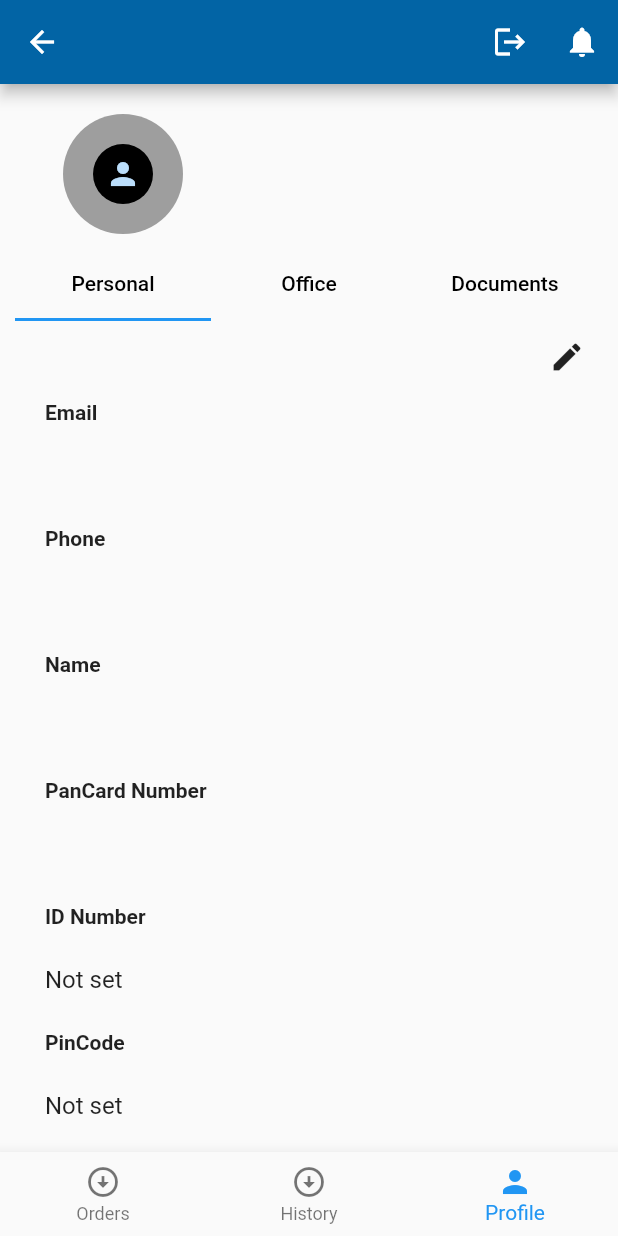
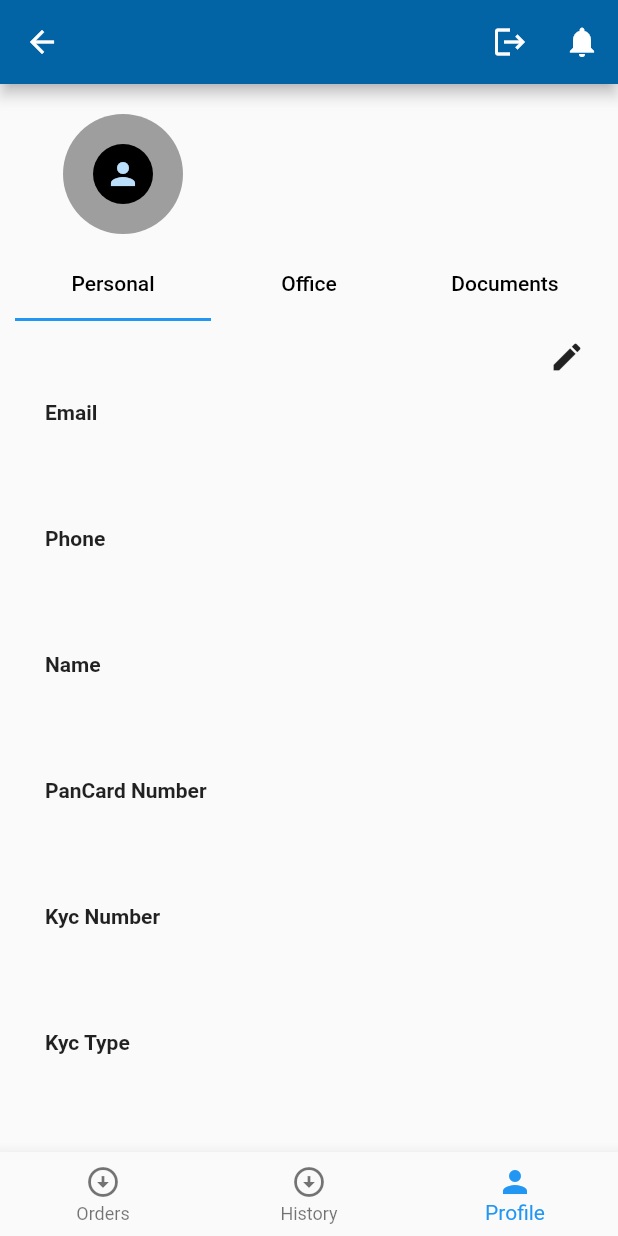
Before and after one commit to srvtechnology/Go-Party-VendorApp, a Flutter app: the Homepage screen opened by its route, item 3 of the bottom bar chosen, on a phone screen of 412 x 824 dp. Run offline on Flutter 3.47's test engine with Material 2 defaults, Android fonts, the phone set to English and light mode, and no system bars; our stand-ins replace cached_network_image, device_preview, dio, logger, otp_text_field, responsive_sizer and 1 more; missing offline and left inert: splash_view; accounts and stored records are empty; network calls fail.

Commit message:
added profile page data

```diff
--- a/lib/core/models/user.dart
+++ b/lib/core/models/user.dart
@@ -1,6 +1,13 @@
+import 'package:utsavlife/core/provider/otpProvider.dart';
+
 class UserModel {
   String id,name,email;
-  String? mobileno,country,state,city,zip;
+  // personal details
+  String? mobileno,country,landmark,state,city,zip,area,panCardNumber,callingNumber,kycNumber,gstNumber,kycType,houseNumber;
+  // office details
+  String? officeNumber, officeZip, officeArea, officeLandmark, officeState, officeCity ;
+  // Documents
+  String? panCardUrl, kycUrl, gstUrl, dlUrl,vendorUrl ;
   UserModel({
    required this.id,
    required this.name,
@@ -9,18 +16,59 @@ class UserModel {
    this.country,
     this.state,
     this.city,
-    this.zip
+    this.zip,
+    this.panCardNumber,
+    this.callingNumber,
+    this.landmark,
+    this.area,
+    this.houseNumber,
+    this.kycType,
+    this.kycNumber,
+    this.gstNumber,
+  //Office details
+    this.officeArea,
+    this.officeCity,
+    this.officeLandmark,
+    this.officeNumber,
+    this.officeState,
+    this.officeZip,
+  //Document details
+    this.panCardUrl,
+    this.gstUrl,
+    this.kycUrl,
+    this.vendorUrl,
+    this.dlUrl,
+
 });
 
   factory UserModel.fromJson(Map json){
     return UserModel(
-        id: json["id"].toString(),
-        name: json["name"].toString(),
-        email: json["email"].toString(),
-        mobileno: json["mobile"],
-        country: json["country"],
-        state: json["state"],
-        city: json["city"]
+        id: json["data"]["id"].toString(),
+        name: json["data"]["name"].toString(),
+        email: json["data"]["email"].toString(),
+        mobileno: json["data"]["mobile"],
+        country: json["data"]["country"],
+        state: json["vendor_details"]["state"],
+        city: json["vendor_details"]["city"],
+      zip: json["vendor_details"]["pin_code"],
+      landmark: json["vendor_details"]["landmark"],
+      panCardNumber: json["vendor_details"]["pan_card"],
+      callingNumber: json["vendor_details"]["calling_no"],
+      houseNumber: json["vendor_details"]["house_no"],
+      kycNumber: json["vendor_details"]["kyc_no"],
+      kycType: json["vendor_details"]["kyc_type"],
+      gstNumber: json["vendor_details"]["gst_no"],
+      officeZip: json["vendor_details"]["office_pincode"],
+      officeNumber: json["vendor_details"]["office_house_no"],
+      officeArea: json["vendor_details"]["office_area"],
+      officeLandmark: json["vendor_details"]["office_landmark"],
+      officeCity: json["vendor_details"]["office_city"],
+      officeState: json["vendor_details"]["office_state"],
+      panCardUrl: '${json["pan_image_link"]}${json["vendor_details"]["pan_image"]}',
+      gstUrl: '${json["gst_image"]}${json["vendor_details"]["gst_image"]}',
+      kycUrl: '${json["kyc_image"]}${json["vendor_details"]["kyc_image"]}',
+      vendorUrl: '${json["vendor_image"]}${json["vendor_details"]["vendor_image"]}',
+      dlUrl: '${json["dl_image"]}${json["vendor_details"]["dl_image"]}',
     );
   }
 }
--- a/lib/routes/homepage.dart
+++ b/lib/routes/homepage.dart
@@ -1,3 +1,4 @@
+import 'package:cached_network_image/cached_network_image.dart';
 import 'package:flutter/cupertino.dart';
 import 'package:flutter/material.dart';
 import 'package:logger/logger.dart';
@@ -10,6 +11,7 @@ import 'package:utsavlife/core/components/nav.dart';
 import 'package:utsavlife/core/provider/AuthProvider.dart';
 import 'package:utsavlife/core/provider/OrderProvider.dart';
 import 'package:utsavlife/routes/SingleOrder.dart';
+import 'package:utsavlife/routes/imageViewPage.dart';
 import 'package:utsavlife/routes/notifications.dart';
 
 import 'mainpage.dart';
@@ -135,12 +137,12 @@ class _ProfileState extends State<Profile> {
               });
             }, icon: Icon(Icons.edit,color: OfficeEditMode?Theme.of(context).primaryColor:null),),
           ),
-          _CustomText(context, editMode:OfficeEditMode,title: "Office Number",content: "Not set"),
-          _CustomText(context, editMode:OfficeEditMode,title: "PinCode",content: "Not set"),
-          _CustomText(context, editMode:OfficeEditMode,title: "Area",content: "Not set"),
-          _CustomText(context, editMode:OfficeEditMode,title: "Landmark",content: "Not set"),
-          _CustomText(context, editMode:OfficeEditMode,title: "State",content: auth.user!.state??"Not set"),
-          _CustomText(context, editMode:OfficeEditMode,title: "City",content: auth.user!.city??"Not set"),
+          _CustomText(context, editMode:OfficeEditMode,title: "Office Number",content: auth.user!.officeNumber ?? "Not set"),
+          _CustomText(context, editMode:OfficeEditMode,title: "PinCode",content: auth.user!.officeZip ?? "Not set"),
+          _CustomText(context, editMode:OfficeEditMode,title: "Area",content: auth.user!.officeArea ?? "Not set"),
+          _CustomText(context, editMode:OfficeEditMode,title: "Landmark",content: auth.user!.officeLandmark ?? "Not set"),
+          _CustomText(context, editMode:OfficeEditMode,title: "State",content: auth.user!.officeState??"Not set"),
+          _CustomText(context, editMode:OfficeEditMode,title: "City",content: auth.user!.officeCity??"Not set"),
           if(OfficeEditMode)
             Container(
               alignment: Alignment.center,
@@ -172,15 +174,16 @@ class _ProfileState extends State<Profile> {
           _CustomText(context, editMode:ProfileEditMode,title: "Email",content: auth.user!.email,canEdit: false),
           _CustomText(context, editMode:ProfileEditMode,title: "Phone",content: auth.user!.mobileno??"Not set",canEdit: false),
           _CustomText(context, editMode:ProfileEditMode,title: "Name",content: auth.user!.name),
-          _CustomText(context, editMode:ProfileEditMode,title: "PanCard Number",content: ""),
-          _CustomText(context, editMode:ProfileEditMode,title: "ID Number",content: "Not set"),
-          _CustomText(context, editMode:ProfileEditMode, title: "PinCode",content: "Not set"),
-          _CustomText(context, editMode:ProfileEditMode, title: "Area",content: "Not set"),
-          _CustomText(context, editMode:ProfileEditMode,title: "Landmark",content: "Not set"),
+          _CustomText(context, editMode:ProfileEditMode,title: "PanCard Number",content: auth.user!.panCardNumber??"Not set"),
+          _CustomText(context, editMode:ProfileEditMode,title: "Kyc Number",content: auth.user!.kycNumber ??"Not set"),
+          _CustomText(context, editMode:ProfileEditMode,title: "Kyc Type",content: auth.user!.kycType ?? "Not set"),
+          _CustomText(context, editMode:ProfileEditMode, title: "PinCode",content: auth.user!.zip ?? "Not set"),
+          _CustomText(context, editMode:ProfileEditMode, title: "Area",content: auth.user!.area ?? "Not set"),
+          _CustomText(context, editMode:ProfileEditMode,title: "Landmark",content: auth.user!.landmark ?? "Not set"),
           _CustomText(context, editMode:ProfileEditMode,title: "State",content: auth.user!.state??"Not set"),
           _CustomText(context, editMode:ProfileEditMode,title: "City",content: auth.user!.city??"Not set"),
-          _CustomText(context, editMode:ProfileEditMode,title: "Calling Number",content:"Not set"),
-          _CustomText(context, editMode:ProfileEditMode,title: "Gst Number",content:"Not set"),
+          _CustomText(context, editMode:ProfileEditMode,title: "Calling Number",content:auth.user!.callingNumber ?? "Not set"),
+          _CustomText(context, editMode:ProfileEditMode,title: "Gst Number",content:auth.user!.gstNumber ?? "Not set"),
           if(ProfileEditMode)
             Container(
               alignment: Alignment.center,
@@ -208,11 +211,11 @@ class _ProfileState extends State<Profile> {
               });
             }, icon: Icon(Icons.edit,color: DocumentsEditMode?Theme.of(context).primaryColor:null),),
           ),
-          _CustomImage(context, imageUrl: "", title: "Pan Card"),
-          _CustomImage(context, imageUrl: "", title: "KYC"),
-          _CustomImage(context, imageUrl: "", title: "GST"),
-          _CustomImage(context, imageUrl: "", title: "DL"),
-          _CustomImage(context, imageUrl: "", title: "Vendor"),
+          _CustomImage(context, imageUrl: auth.user!.panCardUrl??"", title: "Pan Card"),
+          _CustomImage(context, imageUrl: auth.user!.kycUrl??"", title: "KYC"),
+          _CustomImage(context, imageUrl: auth.user!.gstUrl??"", title: "GST"),
+          _CustomImage(context, imageUrl: auth.user!.dlUrl??"", title: "DL"),
+          _CustomImage(context, imageUrl: auth.user!.vendorUrl??"", title: "Vendor"),
           if(DocumentsEditMode)
             Container(
               alignment: Alignment.center,
@@ -229,16 +232,21 @@ class _ProfileState extends State<Profile> {
     );
   }
   Widget _CustomImage(BuildContext context,{required String imageUrl,required String title}){
-    return Container(
+    return GestureDetector(
+      onTap: (){
+        Navigator.push(context,MaterialPageRoute(builder: (context)=>ImageViewer(imageUrl: imageUrl)));
+      },
+      child: Container(
         height: 10.h,
         margin: EdgeInsets.symmetric(horizontal: 20,vertical: 5),
         child: Row(
           children: [
-          Expanded(child: CircleAvatar(radius: 30,)),
+            Expanded(child: CircleAvatar(radius: 30,backgroundImage: imageUrl.isEmpty?null:CachedNetworkImageProvider(imageUrl))),
             Expanded(flex: 5,child: Container(margin: EdgeInsets.symmetric(horizontal: 20),alignment: Alignment.centerLeft,child: Text(title)),),
             if(DocumentsEditMode)
             Expanded(flex: 2,child: Container(height:40,child: TextButton(onPressed: null,child: Text("Choose Image",style: TextStyle(fontSize: 12.sp,color: Colors.black),),style: TextButton.styleFrom(backgroundColor: Colors.grey[200]!),)),)
           ],
+        ),
       ),
     );
   }
--- a/pubspec.yaml
+++ b/pubspec.yaml
@@ -43,6 +43,7 @@ dependencies:
   dio: ^5.0.1
   otp_text_field: ^1.1.3
   logger: ^1.3.0
+  cached_network_image: ^3.2.3
 
 
 dev_dependencies:
```
Also changed, not shown: lib/core/provider/AuthProvider.dart (+31 -2 lines), lib/core/repo/user.dart (+56 -3 lines), lib/routes/imageViewPage.dart (added, +25 -0 lines), pubspec.lock, 2 other files. Lines whose indentation alone changed are shown as unchanged.
